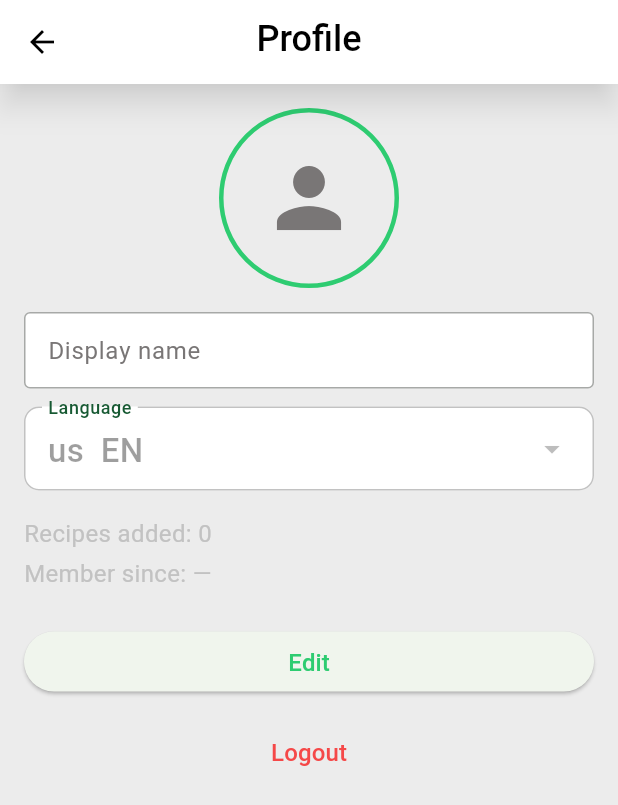
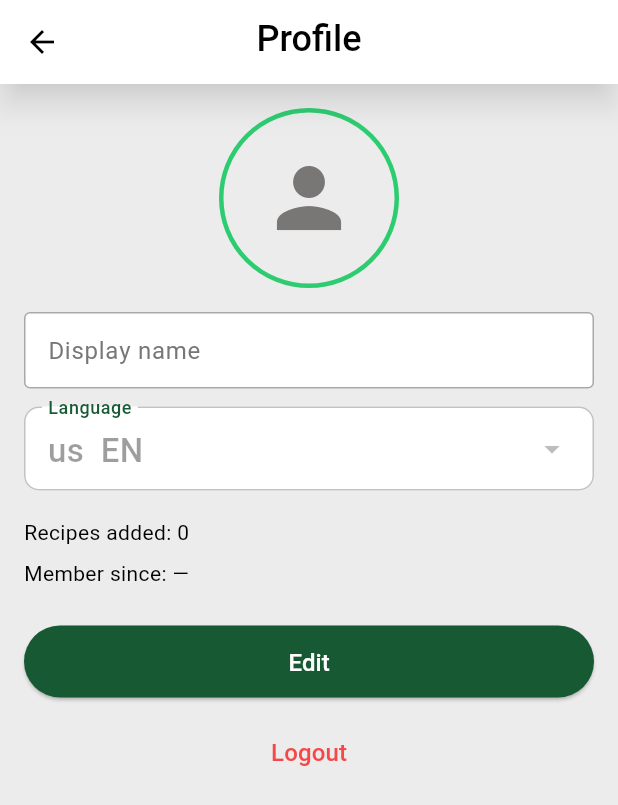
Before and after one commit to novogod/otus_dz_2, a Flutter app: the UserCardPage screen opened directly, on a phone screen of 412 x 824 dp. Shown: the top 805 px of the screen. Run offline on Flutter 3.47's test engine with Material 3 defaults, Android fonts, the phone set to English and light mode, and no system bars; our stand-ins replace dio, flutter_image_compress, flutter_svg, go_router, image_picker, local_auth and 4 more; missing offline and left inert: dart:js_interop, pointer_interceptor, slang; accounts and stored records are empty; generated files the repository leaves out were written again; network calls fail.

Commit message:
fix(ui) user-card readability + rating-row overflow
- user_card_page: stats lines (Recipes added / Member since) used
  textTheme.bodyMedium which is mapped to inputHint (#C2C2C2) and
  rendered as grey-on-grey on the muted profile scaffold. Switch to
  an explicit Roboto 400/14 textPrimary style. Per docs/prompts.md
  rule "no grey font on grey background".
- user_card_page: Edit/Save and Add buttons relied on Material-3
  ElevatedButton defaults which collapse to surface-fill + primary
  text on the muted profile scaffold (low contrast). Style them
  per docs/design_system.md §9g: filled primaryDark, white text,
  radius 25, height 48. Skip = matching outline.
- recipe_rating_row: trailing avg/votes/tooltip text overflowed on
  narrow widths (visible RIGHT OVERFLOWED warning on iPhone 16e
  details page). Wrap trailing Text in Expanded + ellipsis.

Tests: 2 new recipe_rating_row regression cases (RU tooltip on
330px, large vote count on 320px). 168/168 pass.

```diff
--- a/recipe_list/lib/ui/user_card_page.dart
+++ b/recipe_list/lib/ui/user_card_page.dart
@@ -247,33 +247,74 @@ class _UserCardPageState extends State<UserCardPage> {
     );
   }
 
-  Widget _buildStats(S s, ThemeData theme) {
+  Widget _buildStats(S s, ThemeData /* unused */ _) {
     final memberSince = _profile?.memberSince;
     final memberSinceLabel = memberSince != null
         ? '${memberSince.year}-${memberSince.month.toString().padLeft(2, '0')}-${memberSince.day.toString().padLeft(2, '0')}'
         : '—';
+    // Profile scaffold uses `surfaceMuted` (#ECECEC) — render stats
+    // in `textPrimary` so the lines stay readable per
+    // docs/design_system.md (no grey-on-grey).
+    const statsStyle = TextStyle(
+      fontFamily: AppTextStyles.fontFamily,
+      fontWeight: FontWeight.w400,
+      fontSize: 14,
+      height: 23 / 14,
+      color: AppColors.textPrimary,
+    );
     return Column(
       crossAxisAlignment: CrossAxisAlignment.start,
       children: <Widget>[
         Text(
           s.profileRecipesAdded(n: _profile?.recipesAdded ?? 0),
-          style: theme.textTheme.bodyMedium,
+          style: statsStyle,
         ),
         const SizedBox(height: 4),
         Text(
           s.profileMemberSince(date: memberSinceLabel),
-          style: theme.textTheme.bodyMedium,
+          style: statsStyle,
         ),
       ],
     );
   }
 
   Widget _buildPrimaryRow(S s) {
+    // Per docs/design_system.md §9g (and the user-card spec
+    // §2.4) the primary CTA on the User Card is filled with
+    // `primaryDark` (#165932) on white text, radius 25, h 48 —
+    // not the pale-on-pale Material-3 ElevatedButton default
+    // which collapses to surface-fill + primary-text on the
+    // muted scaffold and fails contrast.
+    final primaryStyle = ElevatedButton.styleFrom(
+      backgroundColor: AppColors.primaryDark,
+      foregroundColor: AppColors.surface,
+      disabledBackgroundColor: AppColors.primaryDark.withValues(alpha: 0.6),
+      disabledForegroundColor: AppColors.surface,
+      minimumSize: const Size.fromHeight(48),
+      shape: RoundedRectangleBorder(borderRadius: BorderRadius.circular(25)),
+      textStyle: const TextStyle(
+        fontFamily: AppTextStyles.fontFamily,
+        fontWeight: FontWeight.w500,
+        fontSize: 16,
+      ),
+    );
+    final outlineStyle = OutlinedButton.styleFrom(
+      foregroundColor: AppColors.primaryDark,
+      side: const BorderSide(color: AppColors.primaryDark, width: 1),
+      minimumSize: const Size.fromHeight(48),
+      shape: RoundedRectangleBorder(borderRadius: BorderRadius.circular(25)),
+      textStyle: const TextStyle(
+        fontFamily: AppTextStyles.fontFamily,
+        fontWeight: FontWeight.w500,
+        fontSize: 16,
+      ),
+    );
     if (widget.isPostSignup) {
       return Row(
         children: <Widget>[
           Expanded(
             child: OutlinedButton(
+              style: outlineStyle,
               onPressed: _busy ? null : () => context.go(Routes.recipes),
               child: Text(s.profileSkip),
             ),
@@ -281,6 +322,7 @@ class _UserCardPageState extends State<UserCardPage> {
           const SizedBox(width: AppSpacing.md),
           Expanded(
             child: ElevatedButton(
+              style: primaryStyle,
               onPressed: _busy ? null : _handleSave,
               child: Text(s.profileAdd),
             ),
@@ -291,6 +333,7 @@ class _UserCardPageState extends State<UserCardPage> {
     return SizedBox(
       width: double.infinity,
       child: ElevatedButton(
+        style: primaryStyle,
         onPressed: _busy
             ? null
             : () {
```
Also changed, not shown: recipe_list/lib/ui/social/recipe_rating_row.dart (+8 -2 lines), 1 other file.
